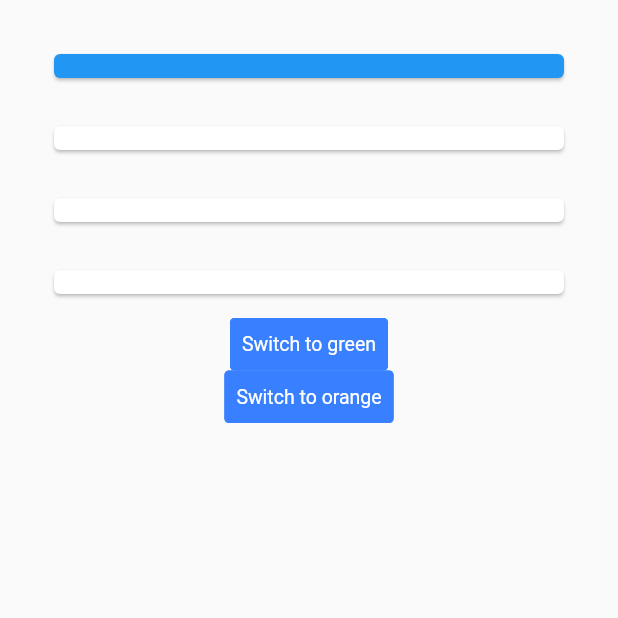
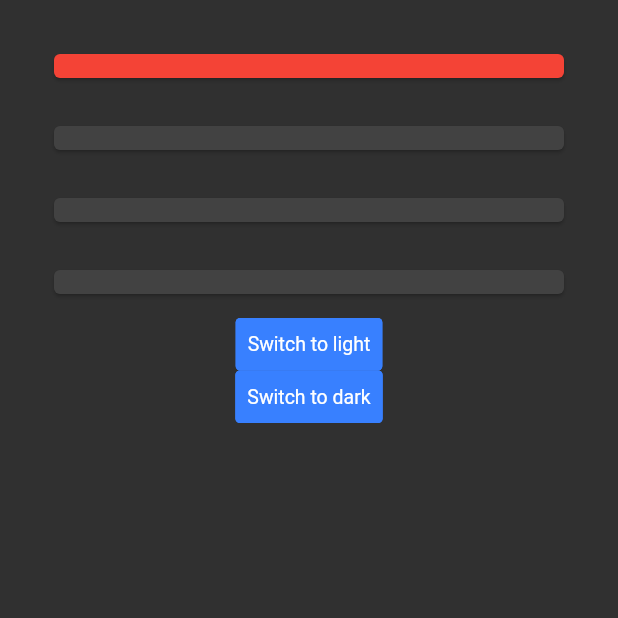
Before and after one commit to Psik628/notes, a Flutter app: the screen it shows after launch, on a phone screen of 412 x 824 dp, the top half of it. Run offline on Flutter 3.47's test engine with Material 2 defaults, Android fonts, the light colour scheme and no system bars; drawn by our look-alikes of getwidget; our stand-ins replace auto_route, bloc, cloud_firestore, dartz, easy_localization, equatable and 8 more; accounts and stored records are empty; generated files the repository leaves out were written again.

Commit message:
switching between themes

```diff
--- a/lib/application/theme/theme_state.dart
+++ b/lib/application/theme/theme_state.dart
@@ -7,7 +7,7 @@ class ThemeState extends Equatable with _$ThemeState{
     required AppTheme currentAppTheme,
   }) = _ThemeState;
 
-  factory ThemeState.initial() => const ThemeState(currentAppTheme: AppTheme.light);
+  factory ThemeState.initial() => const ThemeState(currentAppTheme: AppTheme.dark);
 
   @override
   List<Object?> get props => [currentAppTheme];
--- a/lib/presentation/core/app_widget.dart
+++ b/lib/presentation/core/app_widget.dart
@@ -6,6 +6,7 @@ import 'package:notes/application/notes/note_actor/note_actor_bloc.dart';
 import 'package:notes/application/notes/note_form/note_form_bloc.dart';
 import 'package:notes/application/notes/note_watcher/note_watcher_bloc.dart';
 import 'package:notes/application/theme/theme_bloc.dart';
+import 'package:notes/themes.dart';
 
 import '../../injection.dart';
 import '../routes/app_router.dart';
@@ -28,17 +29,21 @@ class AppWidget extends StatelessWidget {
           BlocProvider(create: (context) => getIt<ThemeBloc>()),
           BlocProvider(create: (context) => getIt<AuthBloc>()..add(const AuthEvent.authCheckRequested())),
         ],
-        child: MaterialApp.router(
+        child: BlocBuilder<ThemeBloc, ThemeState>(
+          builder: (context, state) {
+            return MaterialApp.router(
               // easy localization
               localizationsDelegates: context.localizationDelegates,
               supportedLocales: context.supportedLocales,
               locale: context.locale,
-          theme: ThemeData.light(),
+              theme: appThemes[context.read<ThemeBloc>().state.currentAppTheme],
               routerDelegate: _appRouter.delegate(),
               routeInformationParser: _appRouter.defaultRouteParser(),
               debugShowCheckedModeBanner: false,
               // todo rename
-          title: 'Material App',
+              title: 'Notes',
+            );
+          },
         ),
       );
   }
--- a/lib/presentation/pages/home/home_page.dart
+++ b/lib/presentation/pages/home/home_page.dart
@@ -26,17 +26,15 @@ class HomePage extends StatelessWidget {
                       GFCard(),
                       GFCard(),
                       GFButton(
-                          child: Text("Switch to green"),
+                          child: Text("Switch to light"),
                           onPressed: () {
-                            context.read<ThemeBloc>().add(
-                                const ThemeEvent.themeChanged(AppTheme.green));
+                            context.read<ThemeBloc>().add(const ThemeEvent.themeChanged(AppTheme.light));
                           }
                       ),
                       GFButton(
-                          child: Text("Switch to orange"),
+                          child: Text("Switch to dark"),
                           onPressed: () {
-                            context.read<ThemeBloc>().add(
-                                const ThemeEvent.themeChanged(AppTheme.orange));
+                            context.read<ThemeBloc>().add(const ThemeEvent.themeChanged(AppTheme.dark));
                           }
                       )
                     ],
--- a/lib/themes.dart
+++ b/lib/themes.dart
@@ -1,34 +1,21 @@
-import 'package:flutter/material.dart';
 import 'package:flutter/material.dart';
 
 enum AppTheme{
-  green,
-  blue,
+  light,
   dark,
-  orange,
-  light
+
 }
 
 // COMPLETE THEME IMPLEMENTATIONS
 // https://github.com/retroportalstudio/flutter_theming/blob/master/lib/theme/theme_constants.dart
 
 final appThemes = <AppTheme, ThemeData>{
-  AppTheme.green: ThemeData(
+  AppTheme.light: ThemeData(
     brightness: Brightness.light,
     primaryColor: Colors.green
   ),
-  AppTheme.blue: ThemeData(
-      brightness: Brightness.light,
-      primaryColor: Colors.blue
-  ),
-  AppTheme.orange: ThemeData(
-      brightness: Brightness.dark,
-      primaryColor: Colors.orange
-  ),
-  AppTheme.light: ThemeData(
-    brightness: Brightness.light,
-  ),
   AppTheme.dark: ThemeData(
       brightness: Brightness.dark,
+      primaryColor: Colors.red
   ),
 };
```
Lines whose indentation alone changed are shown as unchanged.
